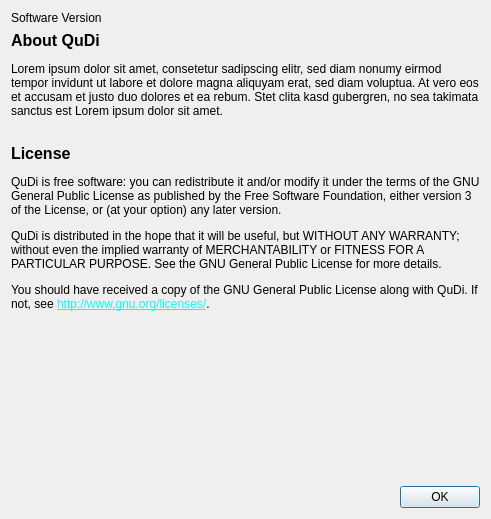
This is gui/manager/aboutdialog.ui in Ulm-IQO/qudi as Qt 5 draws it before an edit. The edited form follows.
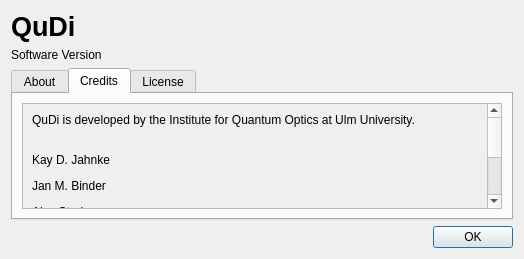
This is the edited form. The open tabs and pages were chosen to show the change.

Commit message: First draft of content and rearrangement in "About dialog"

Patch:
```diff
--- a/gui/manager/aboutdialog.ui
+++ b/gui/manager/aboutdialog.ui
@@ -6,8 +6,8 @@
    <rect>
     <x>0</x>
     <y>0</y>
-    <width>491</width>
-    <height>519</height>
+    <width>524</width>
+    <height>259</height>
    </rect>
   </property>
   <property name="sizePolicy">
@@ -20,6 +20,20 @@
    <string>qudi: About QuDi</string>
   </property>
   <layout class="QGridLayout" name="gridLayout">
+   <item row="0" column="0">
+    <widget class="QLabel" name="label_2">
+     <property name="font">
+      <font>
+       <pointsize>20</pointsize>
+       <weight>75</weight>
+       <bold>true</bold>
+      </font>
+     </property>
+     <property name="text">
+      <string>QuDi</string>
+     </property>
+    </widget>
+   </item>
    <item row="3" column="0">
     <widget class="QDialogButtonBox" name="buttonBox">
      <property name="orientation">
@@ -30,36 +44,109 @@
      </property>
     </widget>
    </item>
-   <item row="2" column="0">
-    <spacer name="verticalSpacer">
-     <property name="orientation">
-      <enum>Qt::Vertical</enum>
-     </property>
-     <property name="sizeHint" stdset="0">
-      <size>
-       <width>20</width>
-       <height>40</height>
-      </size>
-     </property>
-    </spacer>
-   </item>
    <item row="1" column="0">
-    <widget class="QLabel" name="aboutText">
-     <property name="text">
-      <string>&lt;html&gt;&lt;head/&gt;&lt;body&gt;&lt;p&gt;&lt;span style=&quot; font-size:12pt; font-weight:600;&quot;&gt;About QuDi&lt;/span&gt;&lt;/p&gt;&lt;p&gt;Lorem ipsum dolor sit amet, consetetur sadipscing elitr, sed diam nonumy eirmod tempor invidunt ut labore et dolore magna aliquyam erat, sed diam voluptua. At vero eos et accusam et justo duo dolores et ea rebum. Stet clita kasd gubergren, no sea takimata sanctus est Lorem ipsum dolor sit amet.&lt;br/&gt;&lt;/p&gt;&lt;p&gt;&lt;span style=&quot; font-size:12pt; font-weight:600;&quot;&gt;License&lt;/span&gt;&lt;/p&gt;&lt;p&gt;QuDi is free software: you can redistribute it and/or modify it under the terms of the GNU General Public License as published by the Free Software Foundation, either version 3 of the License, or (at your option) any later version.&lt;/p&gt;&lt;p&gt;QuDi is distributed in the hope that it will be useful, but WITHOUT ANY WARRANTY; without even the implied warranty of MERCHANTABILITY or FITNESS FOR A PARTICULAR PURPOSE. See the GNU General Public License for more details.&lt;/p&gt;&lt;p&gt;You should have received a copy of the GNU General Public License along with QuDi. If not, see &lt;a href=&quot;http://www.gnu.org/licenses/&quot;&gt;&lt;span style=&quot; text-decoration: underline; color:#00ffff;&quot;&gt;http://www.gnu.org/licenses/&lt;/span&gt;&lt;/a&gt;.&lt;br/&gt;&lt;/p&gt;&lt;/body&gt;&lt;/html&gt;</string>
-     </property>
-     <property name="wordWrap">
-      <bool>true</bool>
-     </property>
-    </widget>
-   </item>
-   <item row="0" column="0">
     <widget class="QLabel" name="label">
      <property name="text">
       <string>Software Version</string>
      </property>
     </widget>
    </item>
+   <item row="2" column="0">
+    <widget class="QTabWidget" name="tabWidget">
+     <property name="currentIndex">
+      <number>0</number>
+     </property>
+     <widget class="QWidget" name="tab">
+      <attribute name="title">
+       <string>About</string>
+      </attribute>
+      <layout class="QVBoxLayout" name="verticalLayout">
+       <item>
+        <widget class="QLabel" name="aboutText">
+         <property name="text">
+          <string>&lt;html&gt;&lt;head/&gt;&lt;body&gt;&lt;p&gt;QuDi is a suite of tools for operating laboratory experiments built around a confocal fluorescence microscope.  It is designed primarily to perform &lt;span style=&quot; font-weight:600;&quot;&gt;Qu&lt;/span&gt;antum optics on &lt;span style=&quot; font-weight:600;&quot;&gt;Di&lt;/span&gt;amond color centres.&lt;/p&gt;&lt;/body&gt;&lt;/html&gt;</string>
+         </property>
+         <property name="wordWrap">
+          <bool>true</bool>
+         </property>
+        </widget>
+       </item>
+      </layout>
+     </widget>
+     <widget class="QWidget" name="tab_2">
+      <attribute name="title">
+       <string>Credits</string>
+      </attribute>
+      <layout class="QVBoxLayout" name="verticalLayout_2">
+       <item>
+        <widget class="QScrollArea" name="scrollArea">
+         <property name="widgetResizable">
+          <bool>true</bool>
+         </property>
+         <widget class="QWidget" name="scrollAreaWidgetContents">
+          <property name="geometry">
+           <rect>
+            <x>0</x>
+            <y>0</y>
+            <width>479</width>
+            <height>192</height>
+           </rect>
+          </property>
+          <layout class="QVBoxLayout" name="verticalLayout_3">
+           <item>
+            <widget class="QLabel" name="aboutText_2">
+             <property name="text">
+              <string>&lt;html&gt;&lt;head/&gt;&lt;body&gt;&lt;p&gt;QuDi is developed by the Institute for Quantum Optics at Ulm University.  &lt;br/&gt;&lt;/p&gt;&lt;p&gt;Kay D. Jahnke&lt;/p&gt;&lt;p&gt;Jan M. Binder&lt;/p&gt;&lt;p&gt;Alex Stark&lt;/p&gt;&lt;p&gt;Christoph Müller&lt;/p&gt;&lt;p&gt;Thomas Unden&lt;/p&gt;&lt;p&gt;...&lt;/p&gt;&lt;/body&gt;&lt;/html&gt;</string>
+             </property>
+             <property name="wordWrap">
+              <bool>true</bool>
+             </property>
+            </widget>
+           </item>
+          </layout>
+         </widget>
+        </widget>
+       </item>
+      </layout>
+     </widget>
+     <widget class="QWidget" name="tab_3">
+      <attribute name="title">
+       <string>License</string>
+      </attribute>
+      <layout class="QVBoxLayout" name="verticalLayout_5">
+       <item>
+        <widget class="QScrollArea" name="scrollArea_2">
+         <property name="widgetResizable">
+          <bool>true</bool>
+         </property>
+         <widget class="QWidget" name="scrollAreaWidgetContents_2">
+          <property name="geometry">
+           <rect>
+            <x>0</x>
+            <y>0</y>
+            <width>479</width>
+            <height>186</height>
+           </rect>
+          </property>
+          <layout class="QVBoxLayout" name="verticalLayout_4">
+           <item>
+            <widget class="QLabel" name="aboutText_3">
+             <property name="text">
+              <string>&lt;html&gt;&lt;head/&gt;&lt;body&gt;&lt;p&gt;QuDi is free software: you can redistribute it and/or modify it under the terms of the GNU General Public License as published by the Free Software Foundation, either version 3 of the License, or (at your option) any later version.&lt;/p&gt;&lt;p&gt;QuDi is distributed in the hope that it will be useful, but WITHOUT ANY WARRANTY; without even the implied warranty of MERCHANTABILITY or FITNESS FOR A PARTICULAR PURPOSE. See the GNU General Public License for more details.&lt;/p&gt;&lt;p&gt;You should have received a copy of the GNU General Public License along with QuDi. If not, see &lt;a href=&quot;http://www.gnu.org/licenses/&quot;&gt;&lt;span style=&quot; text-decoration: underline; color:#00ffff;&quot;&gt;http://www.gnu.org/licenses/&lt;/span&gt;&lt;/a&gt;.&lt;br/&gt;&lt;/p&gt;&lt;/body&gt;&lt;/html&gt;</string>
+             </property>
+             <property name="wordWrap">
+              <bool>true</bool>
+             </property>
+            </widget>
+           </item>
+          </layout>
+         </widget>
+        </widget>
+       </item>
+      </layout>
+     </widget>
+    </widget>
+   </item>
   </layout>
  </widget>
  <resources/>
```
The commit also changes 1 other file.
